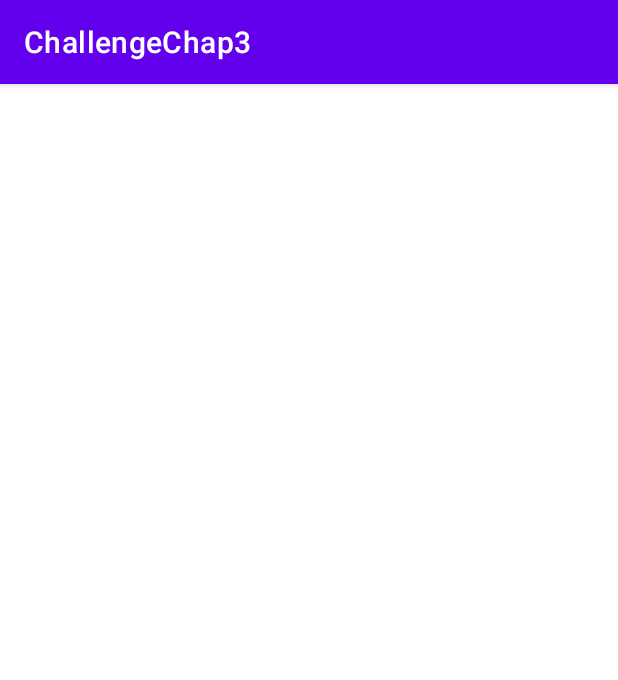
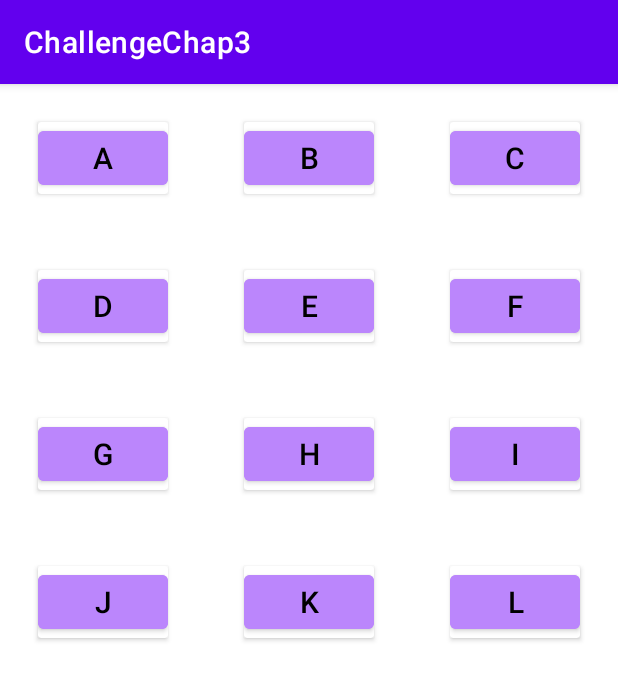
Before and after one commit to aghniqisthi/ChallengeChapter3, an Android app: the screen it shows after launch (MainActivity), on a phone screen of 412 x 824 dp. Shown: the top 680 px of the screen. Run offline under Robolectric (Android 15) with nearby library versions, the phone set to English and light mode, and no system bars.

Commit message:
Initial commit

```diff
--- a/app/src/main/java/com/example/challengechap3/MainActivity.kt
+++ b/app/src/main/java/com/example/challengechap3/MainActivity.kt
@@ -7,7 +7,7 @@ import android.os.Bundle
 import android.view.View
 import androidx.recyclerview.widget.GridLayoutManager
 import androidx.recyclerview.widget.LinearLayoutManager
-import kotlinx.android.synthetic.main.fragment_huruf.*
+import kotlinx.android.synthetic.main.activity_main.*
 
 class MainActivity : AppCompatActivity(), RecyclerViewClickListener {
     override fun onCreate(savedInstanceState: Bundle?) {
--- a/app/src/main/res/layout/activity_main.xml
+++ b/app/src/main/res/layout/activity_main.xml
@@ -4,8 +4,13 @@
     xmlns:android="http://schemas.android.com/apk/res/android"
     xmlns:app="http://schemas.android.com/apk/res-auto"
     xmlns:tools="http://schemas.android.com/tools"
-    android:layout_width="match_parent"
-    android:layout_height="match_parent"
+    android:layout_width="wrap_content"
+    android:layout_height="wrap_content"
     tools:context=".MainActivity">
 
+    <androidx.recyclerview.widget.RecyclerView
+        android:id="@+id/rvHuruf"
+        android:layout_width="wrap_content"
+        android:layout_height="wrap_content"/>
+
 </FrameLayout>
```
Also changed, not shown: app/src/main/res/layout/fragment_huruf.xml (deleted, +0 -15 lines).
